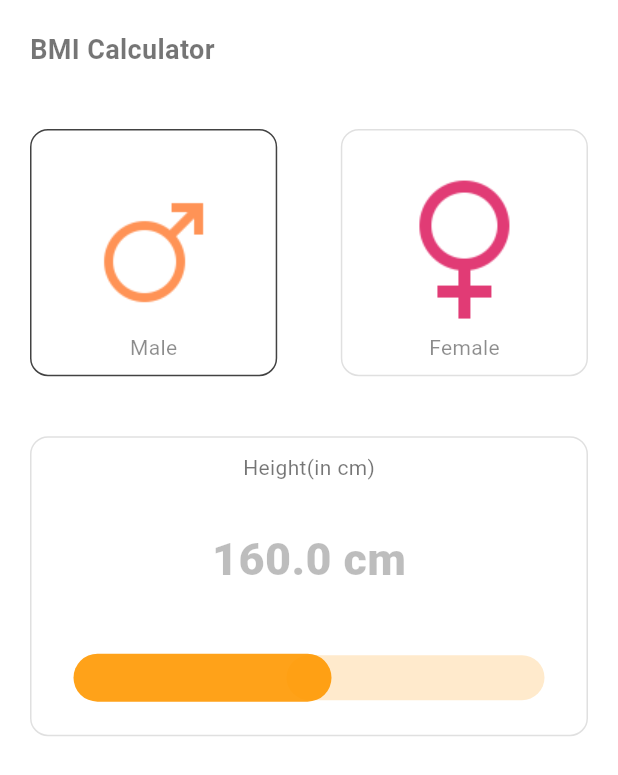
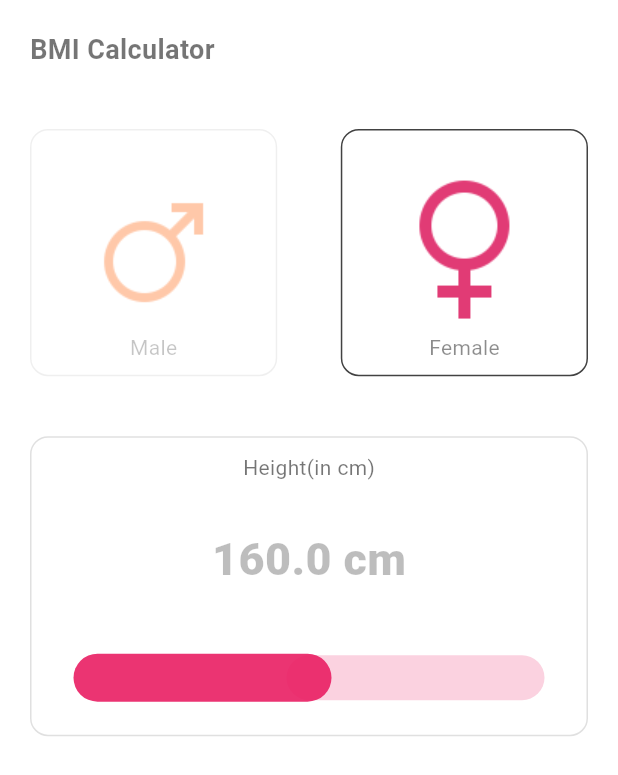
Before and after one commit to mahdadi78/BMI-project, a Flutter app: the screen it shows after launch, on a phone screen of 412 x 824 dp. Shown: the top 775 px of the screen. Run offline on Flutter 3.47's test engine with Material 3 defaults, Android fonts, the phone set to English and light mode, and no system bars.

Commit message:
add animations and fix colors

```diff
--- /dev/null
+++ b/lib/constans.dart
@@ -0,0 +1,9 @@
+import 'package:flutter/material.dart';
+
+Color femaleColor = Colors.pink;
+Color maleColor = Colors.orange;
+double activeOpacity = 1.0;
+double unActiveOpacity = 0.5;
+
+//if it changes The colors for men and women in UI will change
+bool maleIsSelected = false;
--- a/lib/female_button.dart
+++ b/lib/female_button.dart
@@ -1,4 +1,4 @@
-import 'package:bmi_flutter_project/landing_page.dart';
+import 'constans.dart';
 import 'package:flutter/material.dart';
 
 class FemaleButton extends StatelessWidget {
@@ -8,7 +8,11 @@ class FemaleButton extends StatelessWidget {
 
   @override
   Widget build(BuildContext context) {
-    return Container(
+    return AnimatedOpacity(
+      duration: const Duration(milliseconds: 250),
+      opacity: maleIsSelected ? unActiveOpacity : activeOpacity,
+      child: AnimatedContainer(
+        duration: const Duration(milliseconds: 250),
         alignment: Alignment.bottomCenter,
         width: MediaQuery.of(context).size.width / 2.5,
         height: MediaQuery.of(context).size.width / 2.5,
@@ -27,6 +31,7 @@ class FemaleButton extends StatelessWidget {
             style: TextStyle(color: Colors.black45),
           ),
         ),
+      ),
     );
   }
 }
--- a/lib/landing_page.dart
+++ b/lib/landing_page.dart
@@ -1,6 +1,7 @@
 import 'package:bmi_flutter_project/female_button.dart';
 import 'package:bmi_flutter_project/male_button.dart';
 import 'package:flutter/material.dart';
+import 'constans.dart';
 
 class Landing extends StatefulWidget {
   const Landing({super.key});
@@ -8,10 +9,6 @@ class Landing extends StatefulWidget {
   @override
   State<Landing> createState() => _LandingState();
 }
-
-Color femaleColor = Colors.pink;
-Color maleColor = Colors.orange;
-bool maleIsSelected = true;
 
 class _LandingState extends State<Landing> {
   var _value = 160.0;
@@ -107,11 +104,30 @@ class _LandingState extends State<Landing> {
   }
 
   Padding _sexualButtons() {
-    return const Padding(
+    return Padding(
       padding: EdgeInsets.symmetric(vertical: 40),
       child: Row(
         mainAxisAlignment: MainAxisAlignment.spaceBetween,
-        children: [MaleButton(), FemaleButton()],
+        children: [
+          InkWell(
+              highlightColor: maleColor.withOpacity(.2),
+              hoverColor: maleColor.withOpacity(.1),
+              onTap: () {
+                setState(() {
+                  maleIsSelected = true;
+                });
+              },
+              child: MaleButton()),
+          InkWell(
+              highlightColor: femaleColor.withOpacity(.2),
+              hoverColor: femaleColor.withOpacity(.1),
+              onTap: () {
+                setState(() {
+                  maleIsSelected = false;
+                });
+              },
+              child: FemaleButton()),
+        ],
       ),
     );
   }
--- a/lib/male_button.dart
+++ b/lib/male_button.dart
@@ -1,4 +1,4 @@
-import 'package:bmi_flutter_project/landing_page.dart';
+import 'constans.dart';
 import 'package:flutter/material.dart';
 
 class MaleButton extends StatelessWidget {
@@ -8,13 +8,17 @@ class MaleButton extends StatelessWidget {
 
   @override
   Widget build(BuildContext context) {
-    return Container(
+    return AnimatedOpacity(
+      duration: const Duration(milliseconds: 250),
+      opacity: maleIsSelected ? activeOpacity : unActiveOpacity,
+      child: AnimatedContainer(
+        duration: const Duration(milliseconds: 250),
         alignment: Alignment.bottomCenter,
         width: MediaQuery.of(context).size.width / 2.5,
         height: MediaQuery.of(context).size.width / 2.5,
         decoration: BoxDecoration(
-          image:
-              const DecorationImage(image: AssetImage('assets/icons/male.png')),
+            image: const DecorationImage(
+                image: AssetImage('assets/icons/male.png')),
             borderRadius: BorderRadius.circular(12),
             border: Border.all(
                 color: maleIsSelected
@@ -27,6 +31,7 @@ class MaleButton extends StatelessWidget {
             style: TextStyle(color: Colors.black45),
           ),
         ),
+      ),
     );
   }
 }
```
Lines whose indentation alone changed are shown as unchanged.
